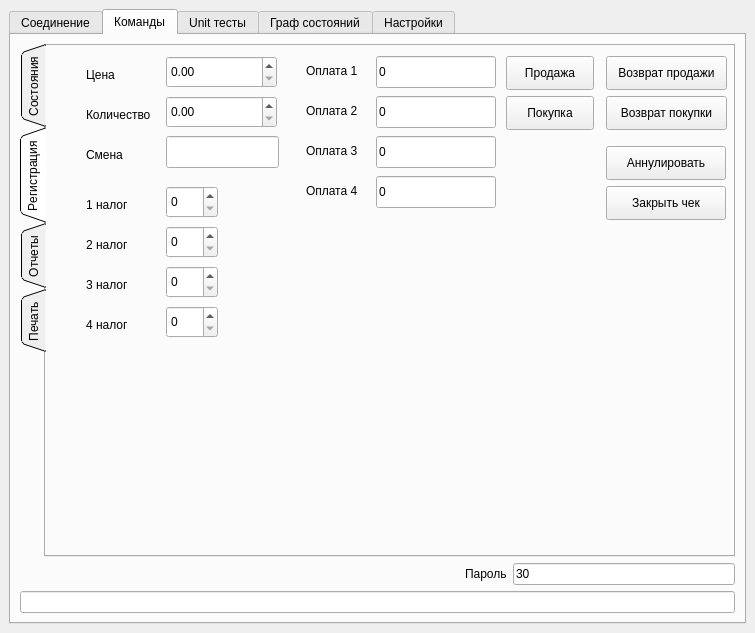
Qt form ui/mainwindow.ui (Megaxela/FRTester) before a commit.
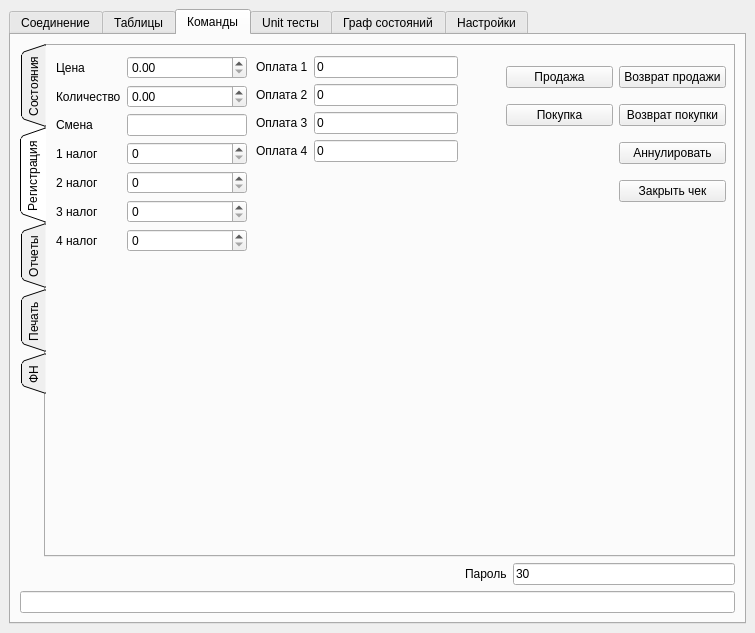
The same form after that commit. The open tabs and pages were chosen to show the change. Custom widgets are drawn as their Qt base class.

What changed in the file:
```diff
--- a/ui/mainwindow.ui
+++ b/ui/mainwindow.ui
@@ -132,6 +132,71 @@
         </widget>
        </widget>
       </widget>
+      <widget class="QWidget" name="tablesTab">
+       <attribute name="title">
+        <string>Таблицы</string>
+       </attribute>
+       <layout class="QHBoxLayout" name="horizontalLayout_14">
+        <item>
+         <widget class="QGroupBox" name="tablesListWidget">
+          <property name="maximumSize">
+           <size>
+            <width>250</width>
+            <height>16777215</height>
+           </size>
+          </property>
+          <property name="title">
+           <string>Таблицы</string>
+          </property>
+          <property name="flat">
+           <bool>false</bool>
+          </property>
+          <layout class="QVBoxLayout" name="verticalLayout_8">
+           <item>
+            <widget class="QListWidget" name="tablesFieldsListWidget"/>
+           </item>
+           <item>
+            <layout class="QHBoxLayout" name="horizontalLayout_15">
+             <item>
+              <widget class="QLabel" name="label_23">
+               <property name="text">
+                <string>Пароль</string>
+               </property>
+              </widget>
+             </item>
+             <item>
+              <widget class="QLineEdit" name="tablesPasswordLineEdit">
+               <property name="text">
+                <string>30</string>
+               </property>
+              </widget>
+             </item>
+            </layout>
+           </item>
+           <item>
+            <widget class="QPushButton" name="tablesUpdateTablesPushButton">
+             <property name="text">
+              <string>Обновить</string>
+             </property>
+            </widget>
+           </item>
+          </layout>
+         </widget>
+        </item>
+        <item>
+         <widget class="QGroupBox" name="groupBox_5">
+          <property name="title">
+           <string>Поля</string>
+          </property>
+          <layout class="QHBoxLayout" name="horizontalLayout_13">
+           <item>
+            <widget class="QTableWidget" name="tablesFieldsTableWidget"/>
+           </item>
+          </layout>
+         </widget>
+        </item>
+       </layout>
+      </widget>
       <widget class="QWidget" name="commandsTab">
        <attribute name="title">
         <string>Команды</string>
@@ -206,360 +271,225 @@
            <attribute name="title">
             <string>Регистрация</string>
            </attribute>
-           <widget class="QPushButton" name="commandsRegistrationSellPushButton">
+           <widget class="QWidget" name="">
             <property name="geometry">
              <rect>
-              <x>460</x>
+              <x>10</x>
               <y>10</y>
-              <width>88</width>
-              <height>34</height>
+              <width>191</width>
+              <height>292</height>
              </rect>
             </property>
-            <property name="text">
-             <string>Продажа</string>
-            </property>
-           </widget>
-           <widget class="QPushButton" name="commandsRegistrationReturnSellPushButton">
-            <property name="geometry">
-             <rect>
-              <x>560</x>
-              <y>10</y>
-              <width>121</width>
-              <height>34</height>
-             </rect>
-            </property>
-            <property name="text">
-             <string>Возврат продажи</string>
-            </property>
-           </widget>
-           <widget class="QPushButton" name="commandsRegistrationBuyPushButton">
-            <property name="geometry">
-             <rect>
-              <x>460</x>
-              <y>50</y>
-              <width>88</width>
-              <height>34</height>
-             </rect>
-            </property>
-            <property name="text">
-             <string>Покупка</string>
-            </property>
-           </widget>
-           <widget class="QPushButton" name="commandsRegistrationReturnBuyPushButton">
-            <property name="geometry">
-             <rect>
-              <x>560</x>
-              <y>50</y>
-              <width>121</width>
-              <height>34</height>
-             </rect>
-            </property>
-            <property name="text">
-             <string>Возврат покупки</string>
-            </property>
-           </widget>
+            <layout class="QFormLayout" name="formLayout_4">
+             <item row="0" column="0">
            <widget class="QLabel" name="label_3">
-            <property name="geometry">
-             <rect>
-              <x>40</x>
-              <y>20</y>
-              <width>41</width>
-              <height>18</height>
-             </rect>
-            </property>
             <property name="text">
              <string>Цена</string>
             </property>
            </widget>
-           <widget class="QLabel" name="label_4">
-            <property name="geometry">
-             <rect>
-              <x>40</x>
-              <y>100</y>
-              <width>51</width>
-              <height>18</height>
-             </rect>
-            </property>
-            <property name="text">
-             <string>Смена</string>
-            </property>
-           </widget>
-           <widget class="QLineEdit" name="commandsRegistrationChangeLineEdit">
-            <property name="geometry">
-             <rect>
-              <x>120</x>
-              <y>90</y>
-              <width>113</width>
-              <height>32</height>
-             </rect>
-            </property>
-           </widget>
-           <widget class="QDoubleSpinBox" name="commandsRegistrationPriceDoubleSpinBox">
-            <property name="geometry">
-             <rect>
-              <x>120</x>
-              <y>10</y>
-              <width>111</width>
-              <height>32</height>
-             </rect>
-            </property>
-           </widget>
+             </item>
+             <item row="0" column="1">
+              <widget class="QDoubleSpinBox" name="commandsRegistrationPriceDoubleSpinBox"/>
+             </item>
+             <item row="1" column="0">
            <widget class="QLabel" name="label_5">
-            <property name="geometry">
-             <rect>
-              <x>40</x>
-              <y>60</y>
-              <width>90</width>
-              <height>18</height>
-             </rect>
-            </property>
             <property name="text">
              <string>Количество</string>
             </property>
            </widget>
-           <widget class="QDoubleSpinBox" name="commandsRegistrationCountDoubleSpinBox">
-            <property name="geometry">
-             <rect>
-              <x>120</x>
-              <y>50</y>
-              <width>111</width>
-              <height>32</height>
-             </rect>
-            </property>
-           </widget>
-           <widget class="QSpinBox" name="commandsRegistration1TaxSpinBox">
-            <property name="geometry">
-             <rect>
-              <x>120</x>
-              <y>140</y>
-              <width>52</width>
-              <height>32</height>
-             </rect>
-            </property>
-            <property name="maximum">
-             <number>255</number>
-            </property>
-           </widget>
-           <widget class="QSpinBox" name="commandsRegistration2TaxSpinBox">
-            <property name="geometry">
-             <rect>
-              <x>120</x>
-              <y>180</y>
-              <width>52</width>
-              <height>32</height>
-             </rect>
-            </property>
-            <property name="maximum">
-             <number>255</number>
-            </property>
-           </widget>
-           <widget class="QSpinBox" name="commandsRegistration3TaxSpinBox">
-            <property name="geometry">
-             <rect>
-              <x>120</x>
-              <y>220</y>
-              <width>52</width>
-              <height>32</height>
-             </rect>
-            </property>
-            <property name="maximum">
-             <number>255</number>
-            </property>
-           </widget>
-           <widget class="QSpinBox" name="commandsRegistration4TaxSpinBox">
-            <property name="geometry">
-             <rect>
-              <x>120</x>
-              <y>260</y>
-              <width>52</width>
-              <height>32</height>
-             </rect>
-            </property>
-            <property name="maximum">
-             <number>255</number>
-            </property>
-           </widget>
+             </item>
+             <item row="1" column="1">
+              <widget class="QDoubleSpinBox" name="commandsRegistrationCountDoubleSpinBox"/>
+             </item>
+             <item row="2" column="0">
+              <widget class="QLabel" name="label_4">
+               <property name="text">
+                <string>Смена</string>
+               </property>
+              </widget>
+             </item>
+             <item row="2" column="1">
+              <widget class="QLineEdit" name="commandsRegistrationChangeLineEdit"/>
+             </item>
+             <item row="3" column="0">
            <widget class="QLabel" name="label_11">
-            <property name="geometry">
-             <rect>
-              <x>40</x>
-              <y>150</y>
-              <width>59</width>
-              <height>18</height>
-             </rect>
-            </property>
             <property name="text">
              <string>1 налог</string>
             </property>
            </widget>
+             </item>
+             <item row="3" column="1">
+              <widget class="QSpinBox" name="commandsRegistration1TaxSpinBox">
+               <property name="maximum">
+                <number>255</number>
+               </property>
+              </widget>
+             </item>
+             <item row="4" column="0">
            <widget class="QLabel" name="label_12">
-            <property name="geometry">
-             <rect>
-              <x>40</x>
-              <y>190</y>
-              <width>59</width>
-              <height>18</height>
-             </rect>
-            </property>
             <property name="text">
              <string>2 налог</string>
             </property>
            </widget>
+             </item>
+             <item row="4" column="1">
+              <widget class="QSpinBox" name="commandsRegistration2TaxSpinBox">
+               <property name="maximum">
+                <number>255</number>
+               </property>
+              </widget>
+             </item>
+             <item row="5" column="0">
            <widget class="QLabel" name="label_13">
-            <property name="geometry">
-             <rect>
-              <x>40</x>
-              <y>230</y>
-              <width>59</width>
-              <height>18</height>
-             </rect>
-            </property>
             <property name="text">
              <string>3 налог</string>
             </property>
            </widget>
+             </item>
+             <item row="5" column="1">
+              <widget class="QSpinBox" name="commandsRegistration3TaxSpinBox">
+               <property name="maximum">
+                <number>255</number>
+               </property>
+              </widget>
+             </item>
+             <item row="6" column="0">
            <widget class="QLabel" name="label_14">
-            <property name="geometry">
-             <rect>
-              <x>40</x>
-              <y>270</y>
-              <width>59</width>
-              <height>18</height>
-             </rect>
-            </property>
             <property name="text">
              <string>4 налог</string>
             </property>
            </widget>
-           <widget class="QPushButton" name="commandsRegisterCancelPushButton">
-            <property name="geometry">
-             <rect>
-              <x>560</x>
-              <y>100</y>
-              <width>120</width>
-              <height>34</height>
-             </rect>
-            </property>
-            <property name="text">
-             <string>Аннулировать</string>
-            </property>
-           </widget>
-           <widget class="QPushButton" name="commandsRegisterClosePushButton">
-            <property name="geometry">
-             <rect>
-              <x>560</x>
-              <y>140</y>
-              <width>120</width>
-              <height>34</height>
-             </rect>
-            </property>
-            <property name="text">
-             <string>Закрыть чек</string>
-            </property>
+             </item>
+             <item row="6" column="1">
+              <widget class="QSpinBox" name="commandsRegistration4TaxSpinBox">
+               <property name="maximum">
+                <number>255</number>
+               </property>
+              </widget>
+             </item>
+            </layout>
            </widget>
-           <widget class="QLineEdit" name="commandsRegistration1MoneyLineEdit">
+           <widget class="QWidget" name="">
             <property name="geometry">
              <rect>
-              <x>330</x>
+              <x>210</x>
               <y>10</y>
-              <width>120</width>
-              <height>32</height>
+              <width>202</width>
+              <height>148</height>
              </rect>
             </property>
-            <property name="text">
-             <string>0</string>
-            </property>
-           </widget>
+            <layout class="QFormLayout" name="formLayout_5">
+             <item row="0" column="0">
            <widget class="QLabel" name="label_15">
-            <property name="geometry">
-             <rect>
-              <x>260</x>
-              <y>10</y>
-              <width>70</width>
-              <height>30</height>
-             </rect>
-            </property>
             <property name="text">
              <string>Оплата 1</string>
             </property>
            </widget>
-           <widget class="QLabel" name="label_16">
-            <property name="geometry">
-             <rect>
-              <x>260</x>
-              <y>50</y>
-              <width>70</width>
-              <height>30</height>
-             </rect>
-            </property>
+             </item>
+             <item row="0" column="1">
+              <widget class="QLineEdit" name="commandsRegistration1MoneyLineEdit">
             <property name="text">
-             <string>Оплата 2</string>
-            </property>
-           </widget>
+                <string>0</string>
+               </property>
+              </widget>
+             </item>
+             <item row="1" column="1">
            <widget class="QLineEdit" name="commandsRegistration2MoneyLineEdit">
-            <property name="geometry">
-             <rect>
-              <x>330</x>
-              <y>50</y>
-              <width>120</width>
-              <height>32</height>
-             </rect>
-            </property>
             <property name="text">
              <string>0</string>
             </property>
            </widget>
-           <widget class="QLabel" name="label_17">
-            <property name="geometry">
-             <rect>
-              <x>260</x>
-              <y>130</y>
-              <width>70</width>
-              <height>30</height>
-             </rect>
-            </property>
-            <property name="text">
-             <string>Оплата 4</string>
-            </property>
-           </widget>
+             </item>
+             <item row="2" column="0">
            <widget class="QLabel" name="label_18">
-            <property name="geometry">
-             <rect>
-              <x>260</x>
-              <y>90</y>
-              <width>70</width>
-              <height>30</height>
-             </rect>
-            </property>
             <property name="text">
              <string>Оплата 3</string>
             </property>
            </widget>
+             </item>
+             <item row="2" column="1">
            <widget class="QLineEdit" name="commandsRegistration3MoneyLineEdit">
-            <property name="geometry">
-             <rect>
-              <x>330</x>
-              <y>90</y>
-              <width>120</width>
-              <height>32</height>
-             </rect>
-            </property>
             <property name="text">
              <string>0</string>
             </property>
            </widget>
+             </item>
+             <item row="3" column="0">
+              <widget class="QLabel" name="label_17">
+               <property name="text">
+                <string>Оплата 4</string>
+               </property>
+              </widget>
+             </item>
+             <item row="3" column="1">
            <widget class="QLineEdit" name="commandsRegistration4MoneyLineEdit">
+               <property name="text">
+                <string>0</string>
+               </property>
+              </widget>
+             </item>
+             <item row="1" column="0">
+              <widget class="QLabel" name="label_16">
+               <property name="text">
+                <string>Оплата 2</string>
+               </property>
+              </widget>
+             </item>
+            </layout>
+           </widget>
+           <widget class="QWidget" name="">
             <property name="geometry">
              <rect>
-              <x>330</x>
-              <y>130</y>
-              <width>120</width>
-              <height>32</height>
+              <x>460</x>
+              <y>10</y>
+              <width>220</width>
+              <height>156</height>
              </rect>
             </property>
+            <layout class="QGridLayout" name="gridLayout_2">
+             <item row="0" column="0">
+              <widget class="QPushButton" name="commandsRegistrationSellPushButton">
             <property name="text">
-             <string>0</string>
-            </property>
+                <string>Продажа</string>
+               </property>
+              </widget>
+             </item>
+             <item row="0" column="1">
+              <widget class="QPushButton" name="commandsRegistrationReturnSellPushButton">
+               <property name="text">
+                <string>Возврат продажи</string>
+               </property>
+              </widget>
+             </item>
+             <item row="1" column="0">
+              <widget class="QPushButton" name="commandsRegistrationBuyPushButton">
+               <property name="text">
+                <string>Покупка</string>
+               </property>
+              </widget>
+             </item>
+             <item row="1" column="1">
+              <widget class="QPushButton" name="commandsRegistrationReturnBuyPushButton">
+               <property name="text">
+                <string>Возврат покупки</string>
+               </property>
+              </widget>
+             </item>
+             <item row="2" column="1">
+              <widget class="QPushButton" name="commandsRegisterCancelPushButton">
+               <property name="text">
+                <string>Аннулировать</string>
+               </property>
+              </widget>
+             </item>
+             <item row="3" column="1">
+              <widget class="QPushButton" name="commandsRegisterClosePushButton">
+               <property name="text">
+                <string>Закрыть чек</string>
+               </property>
+              </widget>
+             </item>
+            </layout>
            </widget>
           </widget>
           <widget class="QWidget" name="commandsReportsTab">
@@ -826,6 +756,56 @@
             </item>
            </layout>
           </widget>
+          <widget class="QWidget" name="commandsFNTab">
+           <attribute name="title">
+            <string>ФН</string>
+           </attribute>
+           <layout class="QHBoxLayout" name="horizontalLayout_12">
+            <item>
+             <widget class="QTabWidget" name="commandsFNTabWidget">
+              <property name="currentIndex">
+               <number>0</number>
+              </property>
+              <widget class="QWidget" name="commandsFNOFDTab">
+               <attribute name="title">
+                <string>ОФД</string>
+               </attribute>
+               <widget class="QPlainTextEdit" name="commandsFNOFDLogPlainTextEdit">
+                <property name="geometry">
+                 <rect>
+                  <x>10</x>
+                  <y>10</y>
+                  <width>651</width>
+                  <height>351</height>
+                 </rect>
+                </property>
+                <property name="lineWrapMode">
+                 <enum>QPlainTextEdit::NoWrap</enum>
+                </property>
+               </widget>
+               <widget class="QPushButton" name="commandsFNOFDGetExchangeStatusPushButton">
+                <property name="geometry">
+                 <rect>
+                  <x>10</x>
+                  <y>370</y>
+                  <width>211</width>
+                  <height>34</height>
+                 </rect>
+                </property>
+                <property name="text">
+                 <string>Получение статус инф. обмена</string>
+                </property>
+               </widget>
+              </widget>
+              <widget class="QWidget" name="tab_2">
+               <attribute name="title">
+                <string>Tab 2</string>
+               </attribute>
+              </widget>
+             </widget>
+            </item>
+           </layout>
+          </widget>
          </widget>
         </item>
         <item>
```
Left out of the diff: 79 changed lines with no effect on the pictures. Lines whose indentation alone changed are shown as unchanged.
